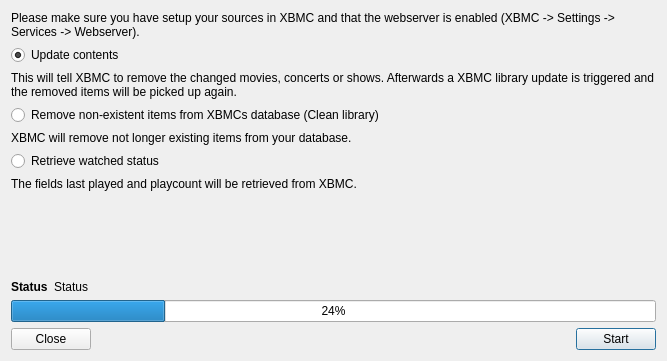
Old version of the form xbmc/XbmcSync.ui in the repository Komet/MediaElch.
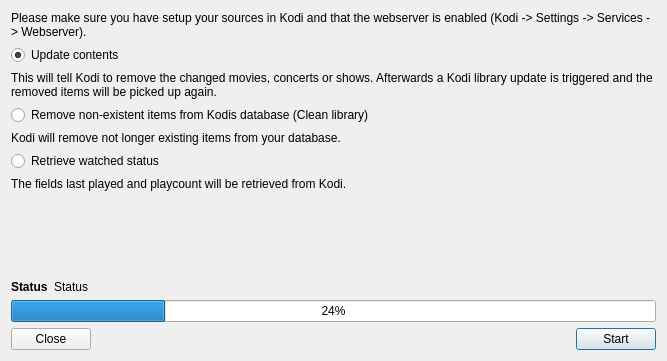
New version of the form.

Commit message: Fixes #145 Renamed XBMC to Kodi

What changed in the file:
```diff
--- a/xbmc/XbmcSync.ui
+++ b/xbmc/XbmcSync.ui
@@ -23,7 +23,7 @@
    <item>
     <widget class="QLabel" name="label_5">
      <property name="text">
-      <string>Please make sure you have setup your sources in XBMC and that the webserver is enabled (XBMC -&gt; Settings -&gt; Services -&gt; Webserver).</string>
+      <string>Please make sure you have setup your sources in Kodi and that the webserver is enabled (Kodi -&gt; Settings -&gt; Services -&gt; Webserver).</string>
      </property>
      <property name="wordWrap">
       <bool>true</bool>
@@ -43,7 +43,7 @@
    <item>
     <widget class="QLabel" name="labelContents">
      <property name="text">
-      <string>This will tell XBMC to remove the changed movies, concerts or shows. Afterwards a XBMC library update is triggered and the removed items will be picked up again.</string>
+      <string>This will tell Kodi to remove the changed movies, concerts or shows. Afterwards a Kodi library update is triggered and the removed items will be picked up again.</string>
      </property>
      <property name="wordWrap">
       <bool>true</bool>
@@ -53,14 +53,14 @@
    <item>
     <widget class="QRadioButton" name="radioClean">
      <property name="text">
-      <string>Remove non-existent items from XBMCs database (Clean library)</string>
+      <string>Remove non-existent items from Kodis database (Clean library)</string>
      </property>
     </widget>
    </item>
    <item>
     <widget class="QLabel" name="labelClean">
      <property name="text">
-      <string>XBMC will remove not longer existing items from your database.</string>
+      <string>Kodi will remove not longer existing items from your database.</string>
      </property>
     </widget>
    </item>
@@ -74,7 +74,7 @@
    <item>
     <widget class="QLabel" name="labelWatched">
      <property name="text">
-      <string>The fields last played and playcount will be retrieved from XBMC.</string>
+      <string>The fields last played and playcount will be retrieved from Kodi.</string>
      </property>
      <property name="wordWrap">
       <bool>true</bool>
```
Left out of the diff: 2 changed lines with no effect on the pictures. The commit also changes 5 other files.
